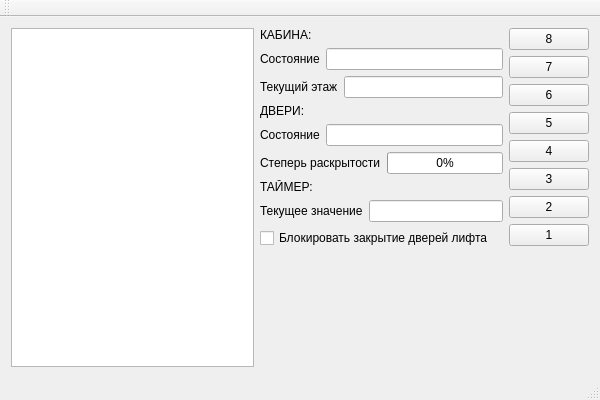
Qt form oop_lab4/MainWindow.ui (TheFunGun36/BMSTU_ObjectOrientedProgramming) before a commit.
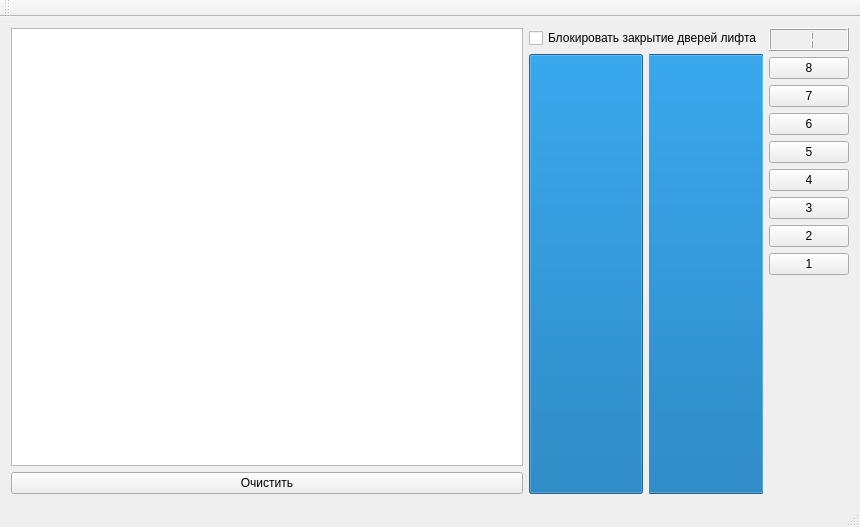
The same form after that commit.

The edit to the form file:
```diff
--- a/oop_lab4/MainWindow.ui
+++ b/oop_lab4/MainWindow.ui
@@ -6,8 +6,8 @@
    <rect>
     <x>0</x>
     <y>0</y>
-    <width>600</width>
-    <height>400</height>
+    <width>860</width>
+    <height>527</height>
    </rect>
   </property>
   <property name="windowTitle">
@@ -16,34 +16,115 @@
   <widget class="QWidget" name="centralWidget">
    <layout class="QHBoxLayout" name="horizontalLayout_5">
     <item>
-     <widget class="QListWidget" name="eventList">
-      <property name="sizeAdjustPolicy">
-       <enum>QAbstractScrollArea::AdjustToContents</enum>
-      </property>
-     </widget>
+     <layout class="QVBoxLayout" name="verticalLayout_3">
+      <item>
+       <widget class="QListWidget" name="eventList">
+        <property name="sizeAdjustPolicy">
+         <enum>QAbstractScrollArea::AdjustToContents</enum>
+        </property>
+       </widget>
+      </item>
+      <item>
+       <widget class="QPushButton" name="btnClear">
+        <property name="text">
+         <string>Очистить</string>
+        </property>
+       </widget>
+      </item>
+     </layout>
     </item>
     <item>
      <layout class="QVBoxLayout" name="verticalLayout">
       <item>
-       <widget class="QLabel" name="label_5">
+       <widget class="QCheckBox" name="checkBox">
         <property name="text">
-         <string>КАБИНА:</string>
+         <string>Блокировать закрытие дверей лифта</string>
+        </property>
+       </widget>
+      </item>
+      <item>
+       <layout class="QHBoxLayout" name="horizontalLayout_10">
+        <item>
+         <widget class="QProgressBar" name="progressL">
+          <property name="sizePolicy">
+           <sizepolicy hsizetype="Minimum" vsizetype="Expanding">
+            <horstretch>0</horstretch>
+            <verstretch>0</verstretch>
+           </sizepolicy>
+          </property>
+          <property name="maximum">
+           <number>5</number>
+          </property>
+          <property name="value">
+           <number>5</number>
+          </property>
+          <property name="alignment">
+           <set>Qt::AlignCenter</set>
+          </property>
+          <property name="format">
+           <string/>
+          </property>
+         </widget>
+        </item>
+        <item>
+         <widget class="QProgressBar" name="progressR">
+          <property name="sizePolicy">
+           <sizepolicy hsizetype="Minimum" vsizetype="Expanding">
+            <horstretch>0</horstretch>
+            <verstretch>0</verstretch>
+           </sizepolicy>
+          </property>
+          <property name="maximum">
+           <number>5</number>
+          </property>
+          <property name="value">
+           <number>5</number>
+          </property>
+          <property name="alignment">
+           <set>Qt::AlignCenter</set>
+          </property>
+          <property name="invertedAppearance">
+           <bool>true</bool>
+          </property>
+          <property name="format">
+           <string/>
+          </property>
+         </widget>
+        </item>
+       </layout>
+      </item>
+     </layout>
+    </item>
+    <item>
+     <layout class="QVBoxLayout" name="verticalLayout_2">
+      <item>
+       <widget class="QLCDNumber" name="lcdNumber">
+        <property name="sizePolicy">
+         <sizepolicy hsizetype="Minimum" vsizetype="Minimum">
+          <horstretch>0</horstretch>
+          <verstretch>0</verstretch>
+         </sizepolicy>
+        </property>
+        <property name="digitCount">
+         <number>1</number>
+        </property>
+        <property name="intValue" stdset="0">
+         <number>1</number>
         </property>
        </widget>
       </item>
       <item>
        <layout class="QHBoxLayout" name="horizontalLayout">
         <item>
-         <widget class="QLabel" name="label">
-          <property name="text">
-           <string>Состояние</string>
+         <widget class="QPushButton" name="btn8">
+          <property name="sizePolicy">
+           <sizepolicy hsizetype="Minimum" vsizetype="Minimum">
+            <horstretch>0</horstretch>
+            <verstretch>0</verstretch>
+           </sizepolicy>
           </property>
-         </widget>
-        </item>
-        <item>
-         <widget class="QLineEdit" name="lineElevatorState">
-          <property name="readOnly">
-           <bool>true</bool>
+          <property name="text">
+           <string>8</string>
           </property>
          </widget>
         </item>
@@ -52,41 +133,15 @@
       <item>
        <layout class="QHBoxLayout" name="horizontalLayout_2">
         <item>
-         <widget class="QLabel" name="label_4">
-          <property name="text">
-           <string>Текущий этаж</string>
+         <widget class="QPushButton" name="btn7">
+          <property name="sizePolicy">
+           <sizepolicy hsizetype="Minimum" vsizetype="Minimum">
+            <horstretch>0</horstretch>
+            <verstretch>0</verstretch>
+           </sizepolicy>
           </property>
-         </widget>
-        </item>
-        <item>
-         <widget class="QLineEdit" name="lineCurrentFloor">
-          <property name="readOnly">
-           <bool>true</bool>
-          </property>
-         </widget>
-        </item>
-       </layout>
-      </item>
-      <item>
-       <widget class="QLabel" name="label_7">
-        <property name="text">
-         <string>ДВЕРИ:</string>
-        </property>
-       </widget>
-      </item>
-      <item>
-       <layout class="QHBoxLayout" name="horizontalLayout_4">
-        <item>
-         <widget class="QLabel" name="label_3">
           <property name="text">
-           <string>Состояние</string>
-          </property>
-         </widget>
-        </item>
-        <item>
-         <widget class="QLineEdit" name="lineDoorsState">
-          <property name="readOnly">
-           <bool>true</bool>
+           <string>7</string>
           </property>
          </widget>
         </item>
@@ -95,124 +150,104 @@
       <item>
        <layout class="QHBoxLayout" name="horizontalLayout_3">
         <item>
-         <widget class="QLabel" name="label_2">
+         <widget class="QPushButton" name="btn6">
+          <property name="sizePolicy">
+           <sizepolicy hsizetype="Minimum" vsizetype="Minimum">
+            <horstretch>0</horstretch>
+            <verstretch>0</verstretch>
+           </sizepolicy>
+          </property>
           <property name="text">
-           <string>Степерь раскрытости</string>
+           <string>6</string>
           </property>
          </widget>
         </item>
+       </layout>
+      </item>
+      <item>
+       <layout class="QHBoxLayout" name="horizontalLayout_4">
         <item>
-         <widget class="QProgressBar" name="openProgress">
-          <property name="maximum">
-           <number>5</number>
+         <widget class="QPushButton" name="btn5">
+          <property name="sizePolicy">
+           <sizepolicy hsizetype="Minimum" vsizetype="Minimum">
+            <horstretch>0</horstretch>
+            <verstretch>0</verstretch>
+           </sizepolicy>
           </property>
-          <property name="value">
-           <number>0</number>
+          <property name="text">
+           <string>5</string>
           </property>
          </widget>
         </item>
        </layout>
       </item>
       <item>
-       <widget class="QLabel" name="label_8">
-        <property name="text">
-         <string>ТАЙМЕР:</string>
-        </property>
-       </widget>
+       <layout class="QHBoxLayout" name="horizontalLayout_6">
+        <item>
+         <widget class="QPushButton" name="btn4">
+          <property name="sizePolicy">
+           <sizepolicy hsizetype="Minimum" vsizetype="Minimum">
+            <horstretch>0</horstretch>
+            <verstretch>0</verstretch>
+           </sizepolicy>
+          </property>
+          <property name="text">
+           <string>4</string>
+          </property>
+         </widget>
+        </item>
+       </layout>
+      </item>
+      <item>
+       <layout class="QHBoxLayout" name="horizontalLayout_7">
+        <item>
+         <widget class="QPushButton" name="btn3">
+          <property name="sizePolicy">
+           <sizepolicy hsizetype="Minimum" vsizetype="Minimum">
+            <horstretch>0</horstretch>
+            <verstretch>0</verstretch>
+           </sizepolicy>
+          </property>
+          <property name="text">
+           <string>3</string>
+          </property>
+         </widget>
+        </item>
+       </layout>
       </item>
       <item>
        <layout class="QHBoxLayout" name="horizontalLayout_8">
         <item>
-         <widget class="QLabel" name="label_6">
+         <widget class="QPushButton" name="btn2">
+          <property name="sizePolicy">
+           <sizepolicy hsizetype="Minimum" vsizetype="Minimum">
+            <horstretch>0</horstretch>
+            <verstretch>0</verstretch>
+           </sizepolicy>
+          </property>
           <property name="text">
-           <string>Текущее значение</string>
+           <string>2</string>
           </property>
          </widget>
         </item>
+       </layout>
+      </item>
+      <item>
+       <layout class="QHBoxLayout" name="horizontalLayout_9">
         <item>
-         <widget class="QLineEdit" name="lineTimerVal"/>
+         <widget class="QPushButton" name="btn1">
+          <property name="sizePolicy">
+           <sizepolicy hsizetype="Minimum" vsizetype="Minimum">
+            <horstretch>0</horstretch>
+            <verstretch>0</verstretch>
+           </sizepolicy>
+          </property>
+          <property name="text">
+           <string>1</string>
+          </property>
+         </widget>
         </item>
        </layout>
-      </item>
-      <item>
-       <widget class="QCheckBox" name="checkBox">
-        <property name="text">
-         <string>Блокировать закрытие дверей лифта</string>
-        </property>
-       </widget>
-      </item>
-      <item>
-       <spacer name="verticalSpacer">
-        <property name="orientation">
-         <enum>Qt::Vertical</enum>
-        </property>
-        <property name="sizeHint" stdset="0">
-         <size>
-          <width>20</width>
-          <height>40</height>
-         </size>
-        </property>
-       </spacer>
-      </item>
-     </layout>
-    </item>
-    <item>
-     <layout class="QVBoxLayout" name="verticalLayout_2">
-      <item>
-       <widget class="QPushButton" name="btn8">
-        <property name="text">
-         <string>8</string>
-        </property>
-       </widget>
-      </item>
-      <item>
-       <widget class="QPushButton" name="btn7">
-        <property name="text">
-         <string>7</string>
-        </property>
-       </widget>
-      </item>
-      <item>
-       <widget class="QPushButton" name="btn6">
-        <property name="text">
-         <string>6</string>
-        </property>
-       </widget>
-      </item>
-      <item>
-       <widget class="QPushButton" name="btn5">
-        <property name="text">
-         <string>5</string>
-        </property>
-       </widget>
-      </item>
-      <item>
-       <widget class="QPushButton" name="btn4">
-        <property name="text">
-         <string>4</string>
-        </property>
-       </widget>
-      </item>
-      <item>
-       <widget class="QPushButton" name="btn3">
-        <property name="text">
-         <string>3</string>
-        </property>
-       </widget>
-      </item>
-      <item>
-       <widget class="QPushButton" name="btn2">
-        <property name="text">
-         <string>2</string>
-        </property>
-       </widget>
-      </item>
-      <item>
-       <widget class="QPushButton" name="btn1">
-        <property name="text">
-         <string>1</string>
-        </property>
-       </widget>
       </item>
       <item>
        <spacer name="verticalSpacer_2">
```
Left out of the diff: 16 changed lines with no effect on the pictures.
